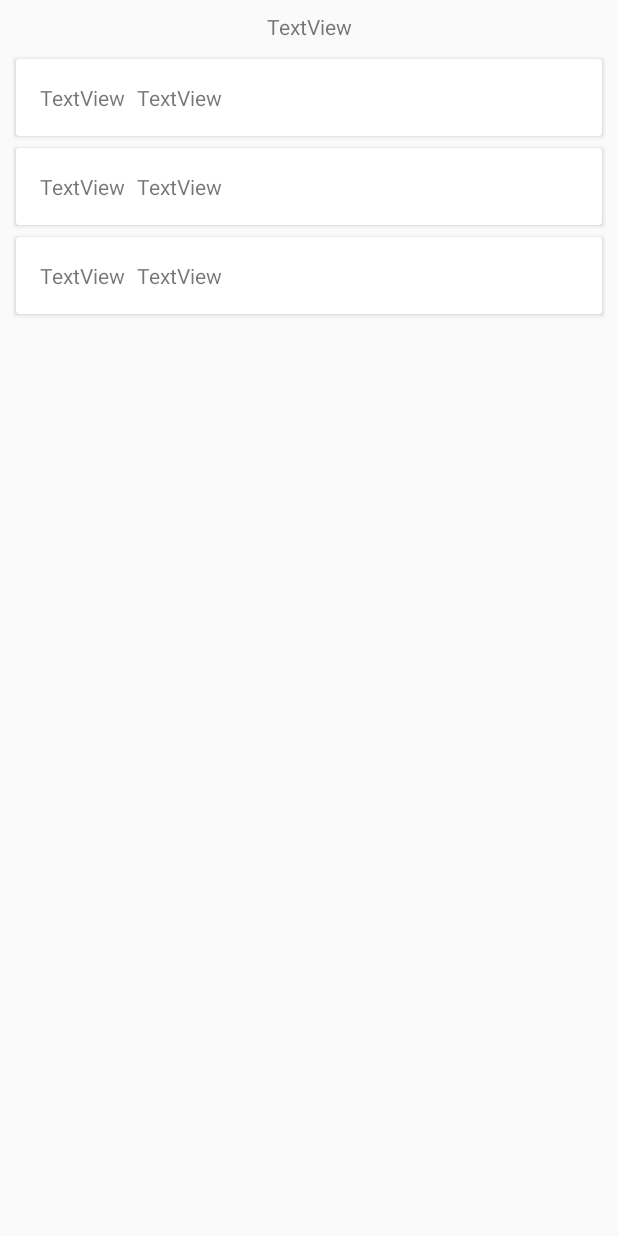
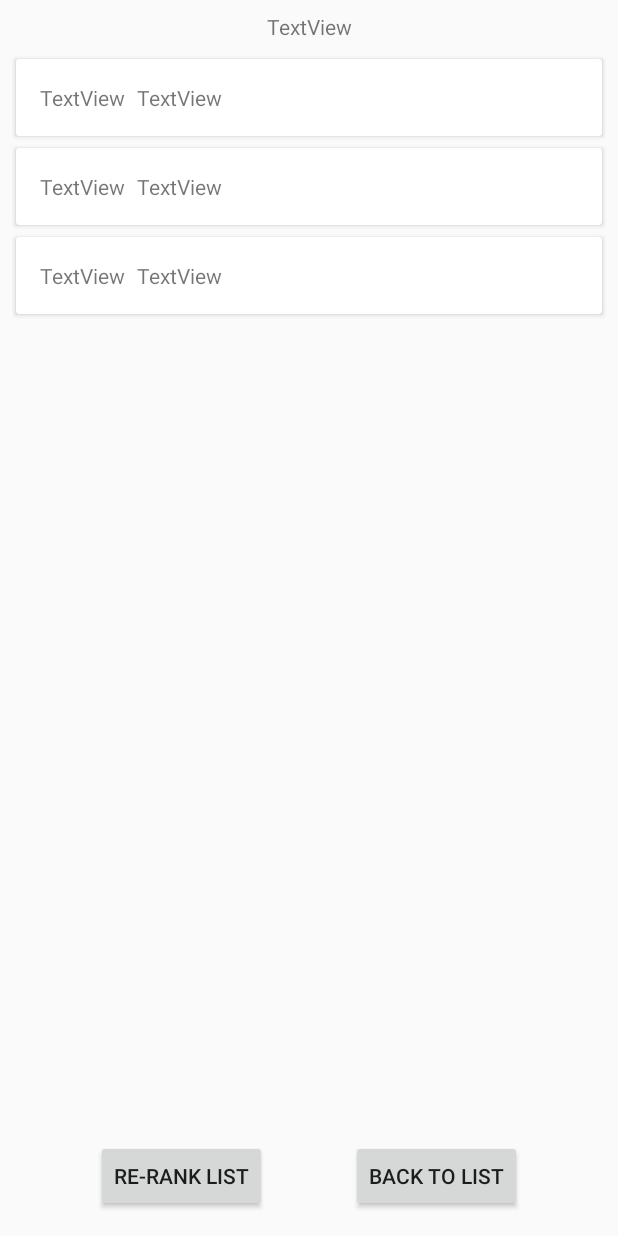
Before and after one commit to nrloyd/Ranker, an Android app: the layout activity_results.xml on its own in the app's theme, with its tools: preview values and no code run, on a phone screen of 412 x 824 dp. Run offline under Robolectric (Android 15) with nearby library versions, the phone set to English and light mode, and no system bars.

Commit message:
Add button to the results list that allows the user to go back to the main list

```diff
--- a/app/src/main/res/layout/activity_results.xml
+++ b/app/src/main/res/layout/activity_results.xml
@@ -27,10 +27,48 @@
         android:layout_marginTop="8dp"
         android:layout_marginEnd="8dp"
         android:layout_marginBottom="8dp"
-        app:layout_constraintBottom_toBottomOf="parent"
+        app:layout_constraintBottom_toTopOf="@+id/buttons"
         app:layout_constraintEnd_toEndOf="parent"
         app:layout_constraintStart_toStartOf="parent"
         app:layout_constraintTop_toBottomOf="@+id/group_title"
-        tools:listitem="@layout/item_ranked_list" />
+        tools:listitem="@layout/item_ranked_list" >
 
+    </androidx.recyclerview.widget.RecyclerView>
+
+    <androidx.constraintlayout.widget.ConstraintLayout
+        android:id="@+id/buttons"
+        android:layout_width="0dp"
+        android:layout_height="wrap_content"
+        android:layout_marginStart="8dp"
+        android:layout_marginEnd="8dp"
+        android:layout_marginBottom="8dp"
+        app:layout_constraintEnd_toEndOf="parent"
+        app:layout_constraintStart_toStartOf="parent"
+        app:layout_constraintBottom_toBottomOf="parent">
+
+
+        <Button
+            android:id="@+id/reset_button"
+            android:layout_width="wrap_content"
+            android:layout_height="wrap_content"
+            android:text="Re-rank List"
+            android:layout_marginBottom="8dp"
+            app:layout_constraintHorizontal_chainStyle="spread"
+            app:layout_constraintBottom_toBottomOf="parent"
+            app:layout_constraintEnd_toStartOf="@+id/back_button"
+            app:layout_constraintStart_toStartOf="parent" />
+
+        <Button
+            android:id="@+id/back_button"
+            android:layout_width="wrap_content"
+            android:layout_height="wrap_content"
+            android:text="Back to List"
+            android:layout_marginBottom="8dp"
+            app:layout_constraintBottom_toBottomOf="parent"
+            app:layout_constraintEnd_toEndOf="parent"
+            app:layout_constraintStart_toEndOf="@+id/reset_button" />
+
+
+
+    </androidx.constraintlayout.widget.ConstraintLayout>
 </androidx.constraintlayout.widget.ConstraintLayout>
--- a/build.gradle
+++ b/build.gradle
@@ -7,7 +7,7 @@ buildscript {
 
     }
     dependencies {
-        classpath 'com.android.tools.build:gradle:3.6.0'
+        classpath 'com.android.tools.build:gradle:3.6.3'
 
         // NOTE: Do not place your application dependencies here; they belong
         // in the individual module build.gradle files
```
Also changed, not shown: app/src/main/java/com/example/ranker/ResultsActivity.java (+24 -1 lines), 1 other file.
